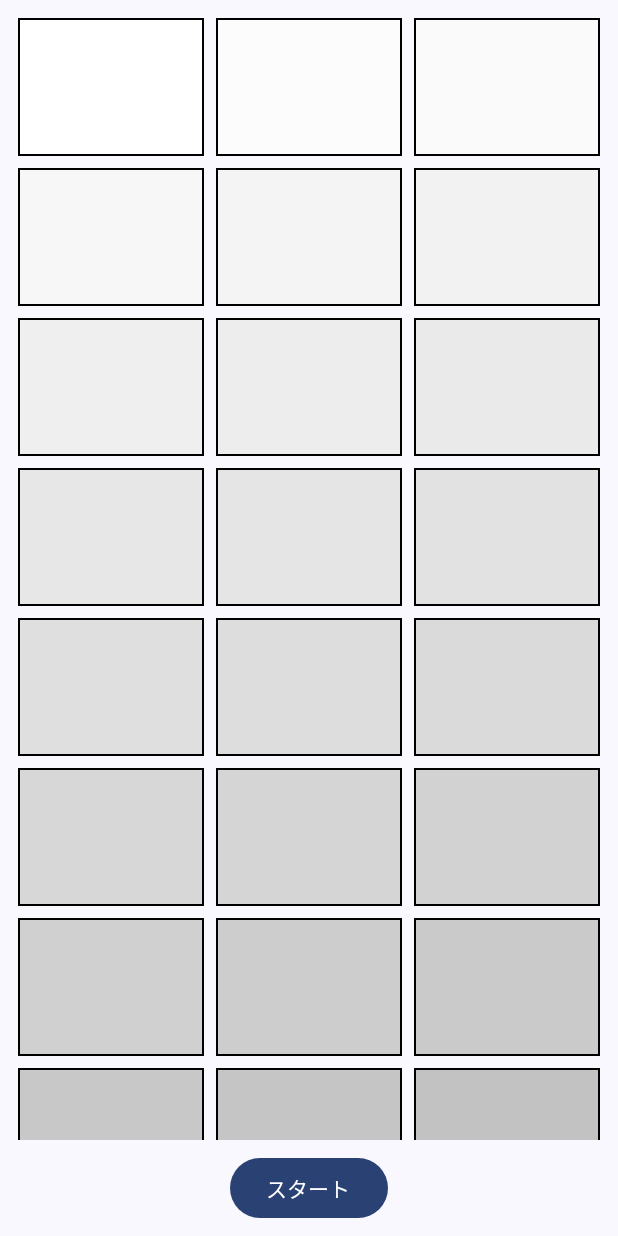
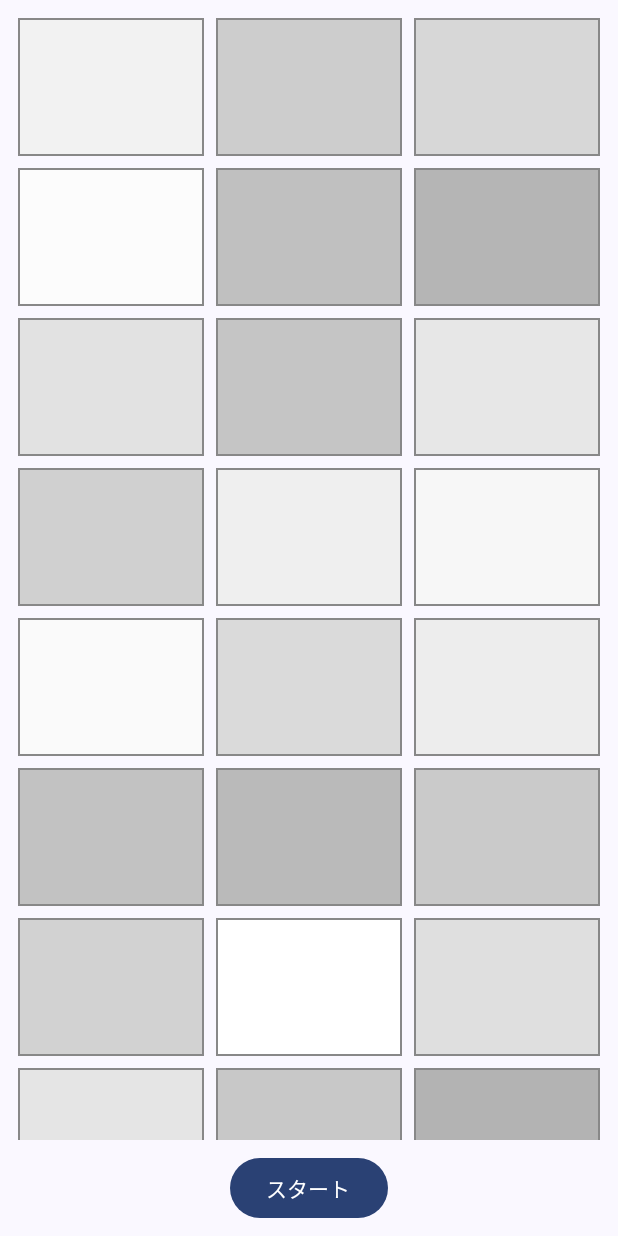
Before and after one commit to KYOHEI-jp/AhnmikaWhite, an Android app built with Jetpack Compose: the screen it shows after launch (MainActivity), after a tap on "スタート", on a phone screen of 412 x 824 dp. Run offline under Robolectric (Android 15) with nearby library versions, the phone set to English and light mode, and no system bars.

Commit message:
スタートを押すと白をシャッフル

```diff
--- a/app/src/main/java/com/example/anmikacolors/screen/ColorScreen.kt
+++ b/app/src/main/java/com/example/anmikacolors/screen/ColorScreen.kt
@@ -20,21 +20,28 @@ import androidx.compose.ui.unit.dp
 
 @Composable
 fun ColorScreen() {
-    // 30種類の白色を生成
-    val shadesOfWhite = List(30) { i ->
+    // 30種類の異なる濃度の白色を生成
+    val originalShadesOfWhite = List(30) { i ->
         val shade = 1f - (i / 29f * 0.3f) // 最大30%までの濃度変化
         Color(shade, shade, shade)
     }
 
+    // 色のリストを状態として保持
+    var shadesOfWhite by remember { mutableStateOf(originalShadesOfWhite) }
+
+    // 色をシャッフルする関数
+    fun shuffleColors() {
+        shadesOfWhite = shadesOfWhite.shuffled()
+    }
+
     Column(modifier = Modifier.fillMaxSize()) {
         LazyVerticalGrid(
-            // ここでcellsパラメータを直接使用
             GridCells.Fixed(3),
             contentPadding = PaddingValues(8.dp),
             modifier = Modifier.weight(1f)
         ) {
-            items(shadesOfWhite.size) { index ->
-                ColorBox(color = shadesOfWhite[index])
+            items(shadesOfWhite) { color ->
+                WhiteBox(color = color)
             }
         }
 
@@ -45,13 +52,30 @@ fun ColorScreen() {
                 .padding(8.dp),
             horizontalArrangement = Arrangement.Center
         ) {
-            Button(onClick = { /*TODO*/ }) {
-                Text(text = "スタート")
-            }
+            StartButton(onClick = { shuffleColors() })
         }
     }
 }
 
+
+
+@Composable
+fun WhiteBox(color: Color) {
+    Box(
+        modifier = Modifier
+            .size(100.dp)
+            .padding(4.dp)
+            .border(1.dp, Color.Gray) // 罫線を追加
+            .background(color)
+    )
+}
+
+@Composable
+fun StartButton(onClick: () -> Unit) {
+    Button(onClick = onClick) {
+        Text("スタート")
+    }
+}
 
 @Composable
 fun ColorBox(color: Color) {
```
